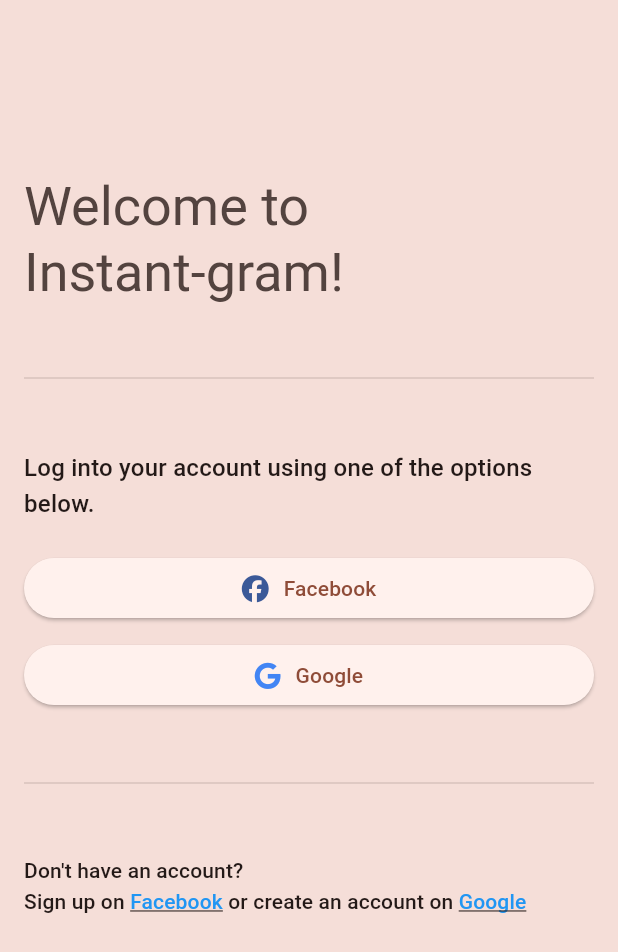
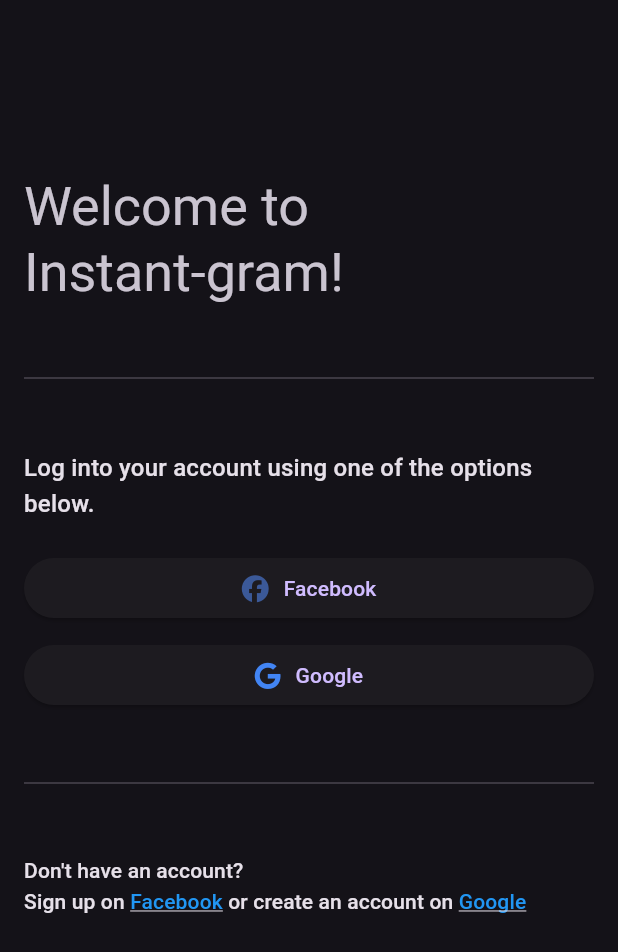
Before and after one commit to ariesvelasquez/instagram_clone, a Flutter app: the screen it shows after launch, on a phone screen of 412 x 824 dp. Shown: the top 952 px of the screen. Run offline on Flutter 3.47's test engine with Material 2 defaults, Android fonts, the phone set to English and light mode, and no system bars; our stand-ins replace cloud_firestore, firebase_auth, firebase_core, font_awesome_flutter, google_sign_in, hooks_riverpod and 1 more; missing offline and left inert: flutter_facebook_auth; accounts and stored records are empty.

Commit message:
main view, light/dark mode toggle

```diff
--- a/lib/main.dart
+++ b/lib/main.dart
@@ -3,17 +3,12 @@ import 'package:flutter/material.dart';
 import 'package:hooks_riverpod/hooks_riverpod.dart';
 import 'package:instagram_clone/firebase_options.dart';
 
-import 'dart:developer' as devtools show log;
-
-import 'package:instagram_clone/state/auth/providers/auth_state_provider.dart';
 import 'package:instagram_clone/state/auth/providers/is_logged_in_provider.dart';
+import 'package:instagram_clone/state/main/settings/theme/theme_mode/theme_mode_state_provider.dart';
 import 'package:instagram_clone/state/providers/is_loading_provider.dart';
 import 'package:instagram_clone/views/components/loading/loading_screen.dart';
 import 'package:instagram_clone/views/login/login_view.dart';
-
-extension Log on Object {
-  void log() => devtools.log(toString());
-}
+import 'package:instagram_clone/views/main/main_view.dart';
 
 void main() async {
   WidgetsFlutterBinding.ensureInitialized();
@@ -27,11 +22,16 @@ void main() async {
   );
 }
 
-class App extends StatelessWidget {
+class App extends ConsumerWidget {
   const App({Key? key}) : super(key: key);
 
   @override
-  Widget build(BuildContext context) {
+  Widget build(
+    BuildContext context,
+    WidgetRef ref,
+  ) {
+    final themeMode = ref.watch(themeModeStateProvider);
+
     return MaterialApp(
       title: 'Flutter Demo',
       darkTheme: ThemeData.dark(
@@ -41,7 +41,7 @@ class App extends StatelessWidget {
         useMaterial3: true,
         colorScheme: ColorScheme.fromSeed(seedColor: Colors.deepOrange),
       ),
-      themeMode: ThemeMode.light,
+      themeMode: themeMode,
       home: Consumer(
         builder: (context, ref, child) {
           ref.listen<bool>(isLoadingProvider, (_, isLoading) {
@@ -63,27 +63,3 @@ class App extends StatelessWidget {
     );
   }
 }
-
-class MainView extends StatelessWidget {
-  const MainView({Key? key}) : super(key: key);
-
-  @override
-  Widget build(BuildContext context) {
-    return Scaffold(
-        appBar: AppBar(
-          title: const Text('Main View'),
-        ),
-        body: Column(
-          children: [
-          ],
-        ),
-        floatingActionButton: Consumer(
-          builder: (context, ref, child) {
-            return FloatingActionButton(
-              onPressed: ref.read(authStateProvider.notifier).logOut,
-              child: const Icon(Icons.add),
-            );
-          },
-        ));
-  }
-}
--- /dev/null
+++ b/lib/state/image_upload/models/file_type.dart
@@ -0,0 +1,4 @@
+enum FileTypeEnum {
+  image,
+  video;
+}
--- /dev/null
+++ b/lib/state/main/settings/theme/theme_mode/theme_mode_state_provider.dart
@@ -0,0 +1,8 @@
+import 'package:flutter/material.dart';
+import 'package:hooks_riverpod/hooks_riverpod.dart';
+import 'package:instagram_clone/state/main/settings/theme/theme_mode/theme_mode_notifiers.dart';
+
+final themeModeStateProvider =
+    StateNotifierProvider<ThemeModeNotifier, ThemeMode>(
+  (ref) => ThemeModeNotifier(),
+);
--- /dev/null
+++ b/lib/state/posts/models/post.dart
@@ -0,0 +1,47 @@
+import 'package:cloud_firestore/cloud_firestore.dart';
+import 'package:flutter/foundation.dart' show immutable;
+import 'package:instagram_clone/state/image_upload/models/file_type.dart';
+import 'package:instagram_clone/state/post_settings/models/post_settings.dart';
+import 'package:instagram_clone/state/posts/models/post_key.dart';
+
+@immutable
+class Post {
+  final String postId;
+  final String userId;
+  final String message;
+  final DateTime createdAt;
+  final String thumbnailUrl;
+  final String fileUrl;
+  final FileTypeEnum fileType;
+  final String fileName;
+  final double aspectRatio;
+  final String thumbnailStorageId;
+  final String originalFileStorageId;
+  final Map<PostSettingEnum, bool> postSettings;
+
+  Post({
+    required this.postId,
+    required Map<String, dynamic> json,
+  })  : userId = json[PostKey.userId],
+        message = json[PostKey.message],
+        createdAt = (json[PostKey.createdAt] as Timestamp).toDate(),
+        thumbnailUrl = json[PostKey.thumbnailUrl],
+        fileUrl = json[PostKey.fileUrl],
+        fileType = FileTypeEnum.values.firstWhere(
+          (fileType) => fileType.name == json[PostKey.fileType],
+          orElse: () => FileTypeEnum.image,
+        ),
+        fileName = json[PostKey.fileName],
+        aspectRatio = json[PostKey.aspectRatio],
+        thumbnailStorageId = json[PostKey.thumbnailStorageId],
+        originalFileStorageId = json[PostKey.originalFileStorageId],
+        postSettings = {
+          for (final entry in json[PostKey.postSettings].entries)
+            PostSettingEnum.values.firstWhere(
+              (element) => element.storageKey == entry.key,
+            ): entry.value,
+        };
+
+  bool get allowLikes => postSettings[PostSettingEnum.allowLikes] ?? false;
+  bool get allowComments => postSettings[PostSettingEnum.allowComments] ?? false;
+}
--- a/lib/views/components/animations/empty_content_with_text_animation_view.dart
+++ b/lib/views/components/animations/empty_content_with_text_animation_view.dart
@@ -1,4 +1,5 @@
 import 'package:flutter/material.dart';
+import 'package:instagram_clone/views/components/animations/empty_content_animation_view.dart';
 
 class EmptyContentWithTextAnimationView extends StatelessWidget {
   final String text;
@@ -22,9 +23,7 @@ class EmptyContentWithTextAnimationView extends StatelessWidget {
                   ),
             ),
           ),
-          EmptyContentWithTextAnimationView(
-            text: text,
-          )
+          const EmptyContentAnimationView(),
         ],
       ),
     );
--- a/lib/views/components/constants/strings.dart
+++ b/lib/views/components/constants/strings.dart
@@ -2,16 +2,6 @@ import 'package:flutter/foundation.dart' show immutable;
 
 @immutable
 class Strings {
-  static const allowLikesTitle = 'Allow likes';
-  static const allowLikesDescription =
-      'By allowing likes, users will be able to the like button on your post.';
-  static const allowLikesStorageKey = 'allow_likes';
-
-  static const allowCommentsTitle = 'Allow comments';
-  static const allowCommentsDescription =
-      'By allowing comments, users will be able to comment on your post.';
-  static const allowCommentsStorageKey = 'allow_comments';
-
   static const comment = "comment";
 
   static const loading = "Loading...";
--- a/lib/views/login/login_view.dart
+++ b/lib/views/login/login_view.dart
@@ -15,7 +15,6 @@ class LoginView extends ConsumerWidget {
   @override
   Widget build(BuildContext context, WidgetRef ref) {
     return Scaffold(
-      backgroundColor: Theme.of(context).colorScheme.surfaceVariant,
       body: Padding(
         padding: const EdgeInsets.all(16.0),
         child: SingleChildScrollView(
```
Also changed, not shown: lib/state/main/settings/theme/theme_mode/icon/theme_mode_icon.dart (added, +14 -0 lines), lib/state/main/settings/theme/theme_mode/theme_mode_notifiers.dart (added, +10 -0 lines), lib/state/post_settings/constants/constants.dart (added, +16 -0 lines), lib/state/post_settings/models/post_settings.dart (added, +24 -0 lines), lib/state/posts/models/post_key.dart (added, +18 -0 lines), lib/state/posts/proviers/user_posts_provider.dart (added, +51 -0 lines), lib/views/components/dialogs/alert_dialog_model.dart (added, +38 -0 lines), lib/views/components/dialogs/logout_dialog.dart (added, +15 -0 lines), lib/views/components/post/post_thumbnail_view.dart (added, +24 -0 lines), lib/views/components/post/posts_grid_view.dart (added, +35 -0 lines), lib/views/main/main_view.dart (added, +83 -0 lines), lib/views/tabs/user_posts/user_posts_view.dart (added, +45 -0 lines).
